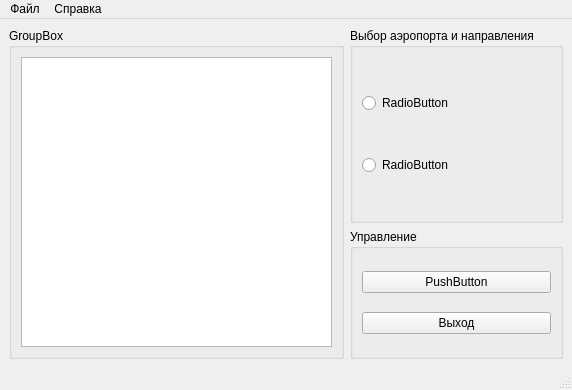
Old version of the form mainwindow.ui in the repository MiBeloz/HW-qt7-diplom.
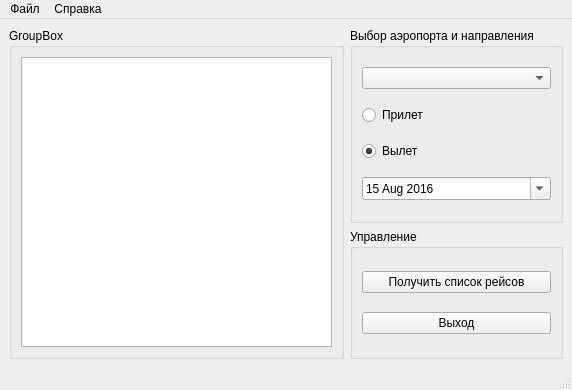
New version of the form.

What changed in the file:
```diff
--- a/mainwindow.ui
+++ b/mainwindow.ui
@@ -48,16 +48,52 @@
         </property>
         <layout class="QVBoxLayout" name="verticalLayout_6">
          <item>
-          <widget class="QRadioButton" name="radioButton">
+          <widget class="QComboBox" name="cbox_listAirports"/>
+         </item>
+         <item>
+          <widget class="QRadioButton" name="rb_in">
            <property name="text">
-            <string>RadioButton</string>
+            <string>Прилет</string>
            </property>
           </widget>
          </item>
          <item>
           <widget class="QRadioButton" name="radioButton_2">
            <property name="text">
-            <string>RadioButton</string>
+            <string>Вылет</string>
+           </property>
+           <property name="checked">
+            <bool>true</bool>
+           </property>
+          </widget>
+         </item>
+         <item>
+          <widget class="QDateEdit" name="dateE_date">
+           <property name="maximumDateTime">
+            <datetime>
+             <hour>23</hour>
+             <minute>59</minute>
+             <second>59</second>
+             <year>2017</year>
+             <month>9</month>
+             <day>14</day>
+            </datetime>
+           </property>
+           <property name="minimumDateTime">
+            <datetime>
+             <hour>0</hour>
+             <minute>0</minute>
+             <second>0</second>
+             <year>2016</year>
+             <month>8</month>
+             <day>15</day>
+            </datetime>
+           </property>
+           <property name="currentSection">
+            <enum>QDateTimeEdit::DaySection</enum>
+           </property>
+           <property name="calendarPopup">
+            <bool>true</bool>
            </property>
           </widget>
          </item>
@@ -73,7 +109,7 @@
          <item>
           <widget class="QPushButton" name="pushButton">
            <property name="text">
-            <string>PushButton</string>
+            <string>Получить список рейсов</string>
            </property>
           </widget>
          </item>
```
Left out of the diff: 8 changed lines with no effect on the pictures.
